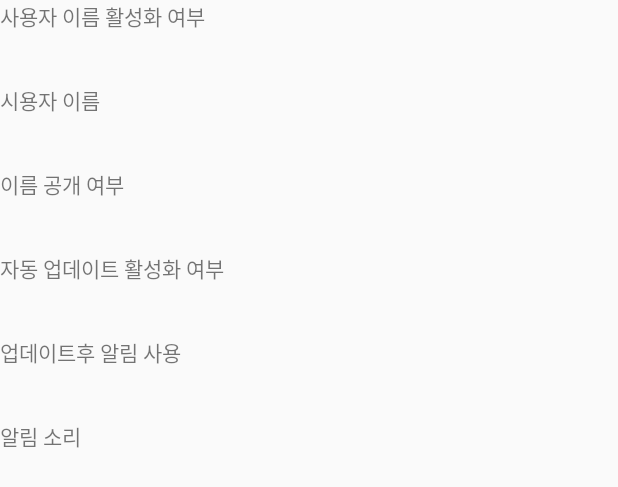
After one commit to hwangseungae/MobilePrograming, an Android app: the layout activity_setting.xml on its own in the app's theme, with its tools: preview values and no code run, on a phone screen of 412 x 824 dp. The commit adds this screen. Shown: the top 487 px of the screen. Run offline under Robolectric (Android 15) with nearby library versions, the phone set to English and light mode, and no system bars.

Commit message:
Implement SettingActivity

```diff
--- a/app/src/main/res/layout/activity_music_player.xml
+++ b/app/src/main/res/layout/activity_music_player.xml
@@ -28,12 +28,13 @@
             android:layout_weight="1" />
 
         <ImageButton
-            android:id="@+id/search"
+            android:id="@+id/setting"
+            android:layout_margin="5dp"
             android:layout_width="50dp"
             android:layout_height="50dp"
             android:scaleType="centerInside"
             android:background="@android:color/transparent"
-            android:src="@drawable/search_img" />
+            android:src="@drawable/settings" />
 
     </LinearLayout>
 
--- /dev/null
+++ b/app/src/main/res/layout/activity_setting.xml
@@ -0,0 +1,85 @@
+<LinearLayout xmlns:android="http://schemas.android.com/apk/res/android"
+    xmlns:tools="http://schemas.android.com/tools"
+    android:layout_width="match_parent"
+    android:layout_height="match_parent"
+    android:orientation="vertical"
+    tools:context=".SettingActivity" >
+
+    <!-- 사용자 이름 사용 여부 -->
+
+    <TextView
+        android:layout_width="wrap_content"
+        android:layout_height="wrap_content"
+        android:text="사용자 이름 활성화 여부" />
+
+    <TextView
+        android:id="@+id/userNameEnable"
+        android:layout_width="wrap_content"
+        android:layout_height="wrap_content" />
+
+    <!-- 사용자 이름 -->
+
+    <TextView
+        android:layout_width="wrap_content"
+        android:layout_height="wrap_content"
+        android:layout_marginTop="15sp"
+        android:text="시용자 이름" />
+
+    <TextView
+        android:id="@+id/userName"
+        android:layout_width="wrap_content"
+        android:layout_height="wrap_content" />
+
+    <!-- 이름 공개 여부 -->
+
+    <TextView
+        android:layout_width="wrap_content"
+        android:layout_height="wrap_content"
+        android:layout_marginTop="15sp"
+        android:text="이름 공개 여부" />
+
+    <TextView
+        android:id="@+id/userNameOpen"
+        android:layout_width="wrap_content"
+        android:layout_height="wrap_content" />
+
+    <!-- 자동 업데이트 활성화 여부 -->
+
+    <TextView
+        android:layout_width="wrap_content"
+        android:layout_height="wrap_content"
+        android:layout_marginTop="15sp"
+        android:text="자동 업데이트 활성화 여부" />
+
+    <TextView
+        android:id="@+id/autoUpdateEnable"
+        android:layout_width="wrap_content"
+        android:layout_height="wrap_content" />
+
+    <!-- 자동 업데이트 알림 사용 여부 -->
+
+    <TextView
+        android:layout_width="wrap_content"
+        android:layout_height="wrap_content"
+        android:layout_marginTop="15sp"
+        android:text="업데이트후 알림 사용" />
+
+    <TextView
+        android:id="@+id/updateNofiti"
+        android:layout_width="wrap_content"
+        android:layout_height="wrap_content" />
+
+    <!-- 업데이트 알림음 -->
+
+    <TextView
+        android:layout_width="wrap_content"
+        android:layout_height="wrap_content"
+        android:layout_marginTop="15sp"
+        android:text="알림 소리" />
+
+    <TextView
+        android:id="@+id/notifiSound"
+        android:layout_width="wrap_content"
+        android:layout_height="wrap_content" />
+
+</LinearLayout>
```
Also changed, not shown: app/src/main/java/com/musicplayer/hwangseung_ae/musicplayer/Setting.java (added, +83 -0 lines), app/src/main/java/com/musicplayer/hwangseung_ae/musicplayer/SettingActivity.java (added, +112 -0 lines), app/src/main/java/com/musicplayer/hwangseung_ae/musicplayer/SettingMade.java (added, +14 -0 lines), app/src/main/res/layout/setting_made.xml (added, +12 -0 lines), app/src/main/res/menu/main.xml (added, +11 -0 lines), app/src/main/res/values/array.xml (added, +15 -0 lines), app/src/main/res/values/strings.xml (+5 -3 lines), app/src/main/res/xml/pref_settings.xml (added, +71 -0 lines), app/build.gradle (line endings or trailing spaces).
